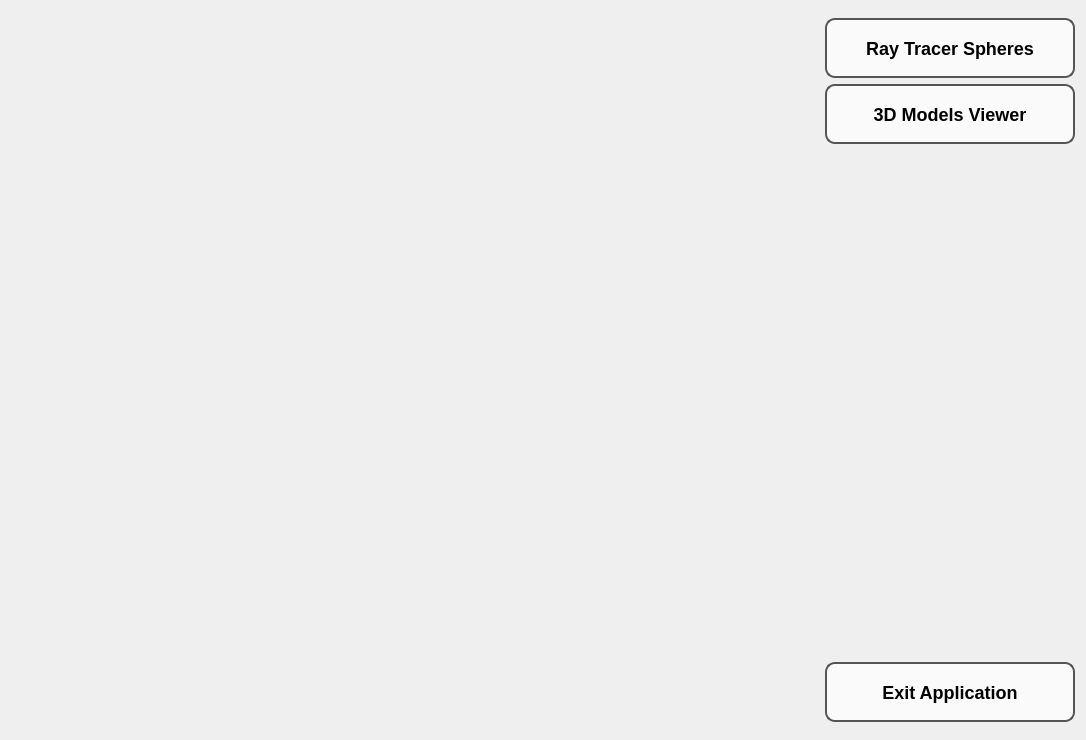
PauMenaTorres/ShaderViewer, file widgetMain.ui: the form before one commit.
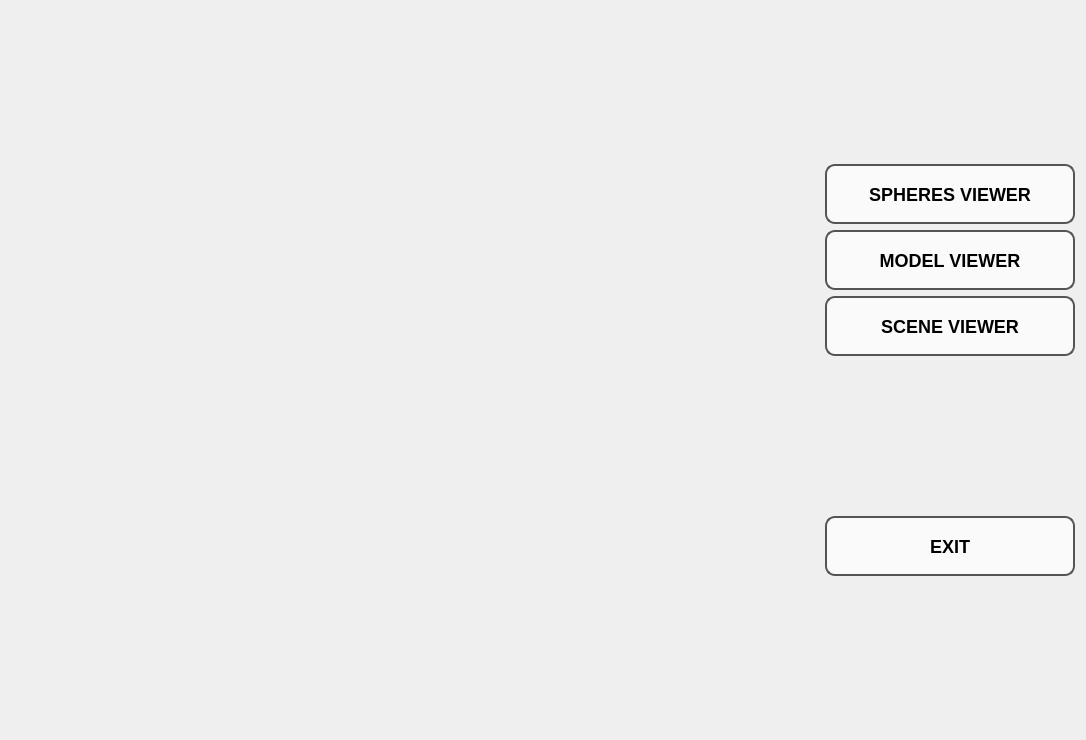
The form after the commit. Icons and pictures are not drawn.

Commit message: Refactor models to resources/instances & add Scene

```diff
--- a/widgetMain.ui
+++ b/widgetMain.ui
@@ -51,6 +51,12 @@
        <property name="orientation">
         <enum>Qt::Vertical</enum>
        </property>
+       <property name="sizeHint" stdset="0">
+        <size>
+         <width>0</width>
+         <height>0</height>
+        </size>
+       </property>
       </spacer>
      </item>
      <item>
@@ -62,7 +68,7 @@
         </size>
        </property>
        <property name="text">
-        <string>Ray Tracer Spheres</string>
+        <string>SPHERES VIEWER</string>
        </property>
       </widget>
      </item>
@@ -75,7 +81,20 @@
         </size>
        </property>
        <property name="text">
-        <string>3D Models Viewer</string>
+        <string>MODEL VIEWER</string>
+       </property>
+      </widget>
+     </item>
+     <item>
+      <widget class="QPushButton" name="btnScene">
+       <property name="minimumSize">
+        <size>
+         <width>250</width>
+         <height>60</height>
+        </size>
+       </property>
+       <property name="text">
+        <string>SCENE VIEWER</string>
        </property>
       </widget>
      </item>
@@ -101,7 +120,7 @@
         </size>
        </property>
        <property name="text">
-        <string>Exit Application</string>
+        <string>EXIT</string>
        </property>
       </widget>
      </item>
@@ -110,6 +129,12 @@
        <property name="orientation">
         <enum>Qt::Vertical</enum>
        </property>
+       <property name="sizeHint" stdset="0">
+        <size>
+         <width>0</width>
+         <height>0</height>
+        </size>
+       </property>
       </spacer>
      </item>
     </layout>
```
Left out of the diff: 12 changed lines with no effect on the pictures. The commit also changes 19 other files.
